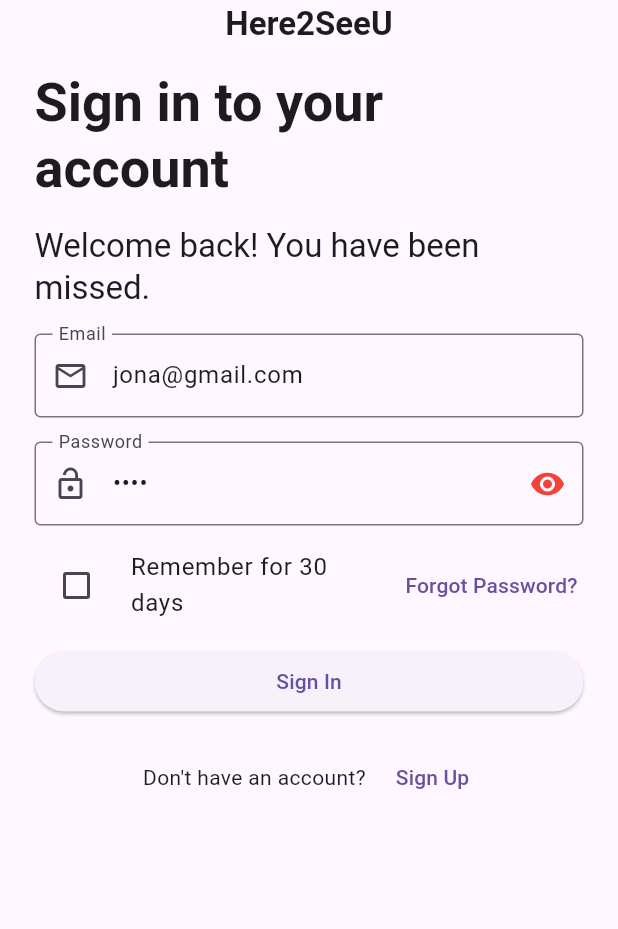
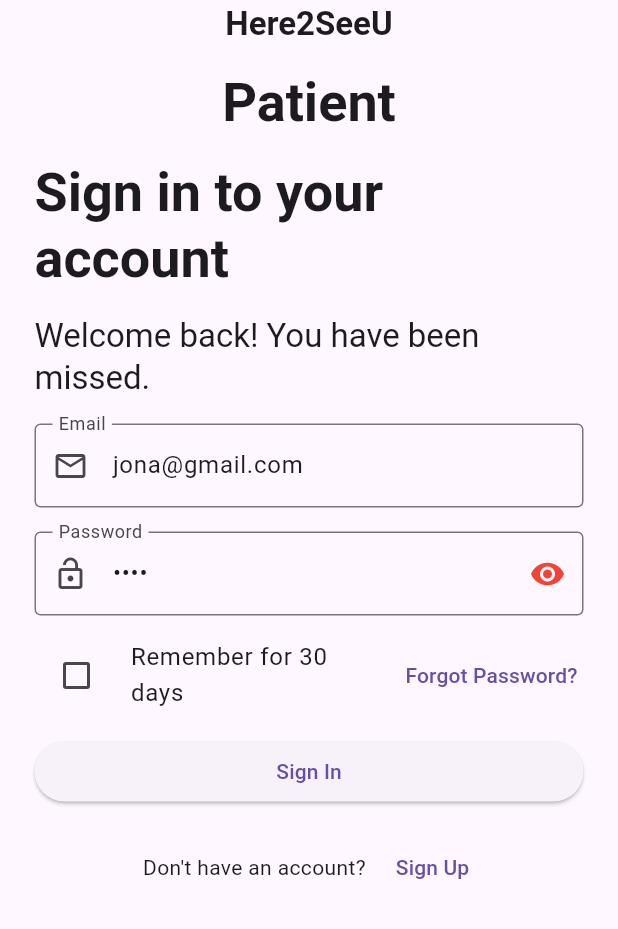
Before and after one commit to deidric/telemed, a Flutter app: the screen it shows after launch, after a tap on "Patient", on a phone screen of 412 x 824 dp, the part 307-1236 px from its top. Run offline on Flutter 3.47's test engine with Material 2 defaults, Android fonts, the light colour scheme and no system bars; our stand-ins replace carousel_slider, intl_phone_field; network calls fail.

Commit message:
* SignInPage.dart - Create doctor account UI and functionality complete.

```diff
--- a/lib/UI/SignInSignUp/BasicInformationPage.dart
+++ b/lib/UI/SignInSignUp/BasicInformationPage.dart
@@ -366,6 +366,8 @@ class BasicInformationPageState extends State<BasicInformationPage>
                                   style:
                                       Theme.of(context).textTheme.bodySmall!),
                             ),
+                            if (data.selectedUserModel.userTypeId ==
+                                TelemedSettings.doctorId)
                               Padding(
                                 padding: const EdgeInsets.all(8.0),
                                 child: TextFormField(
@@ -383,8 +385,8 @@ class BasicInformationPageState extends State<BasicInformationPage>
                                         .medicalSchoolOfGraduation = newValue;
                                   },
                                   decoration: InputDecoration(
-                                  labelText:
-                                      TelemedStrings.medicalSchoolOfGraduation,
+                                    labelText: TelemedStrings
+                                        .medicalSchoolOfGraduation,
                                     hintText: TelemedStrings
                                         .medicalSchoolOfGraduationHint,
                                     border: const OutlineInputBorder(),
--- a/lib/UI/SignInSignUp/SignInPage.dart
+++ b/lib/UI/SignInSignUp/SignInPage.dart
@@ -97,6 +97,26 @@ class SignInPageState extends State<SignInPage> with TickerProviderStateMixin {
                               .titleLarge!
                               .copyWith(fontWeight: FontWeight.bold)),
                     ),
+                    if (data.selectedUserModel.userTypeId ==
+                        TelemedSettings.patientId)
+                      Padding(
+                        padding: const EdgeInsets.all(8.0),
+                        child: Text(TelemedStrings.patient,
+                            style: Theme.of(context)
+                                .textTheme
+                                .displaySmall!
+                                .copyWith(fontWeight: FontWeight.bold)),
+                      ),
+                    if (data.selectedUserModel.userTypeId ==
+                        TelemedSettings.doctorId)
+                      Padding(
+                        padding: const EdgeInsets.all(8.0),
+                        child: Text(TelemedStrings.doctor,
+                            style: Theme.of(context)
+                                .textTheme
+                                .displaySmall!
+                                .copyWith(fontWeight: FontWeight.bold)),
+                      ),
                     Padding(
                       padding: const EdgeInsets.all(8.0),
                       child: Text(TelemedStrings.signInToYourAccount,
```
Lines whose indentation alone changed are shown as unchanged.
